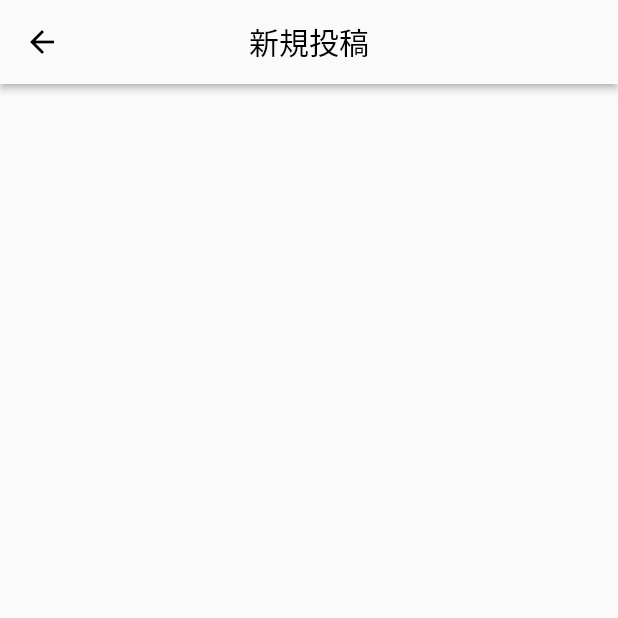
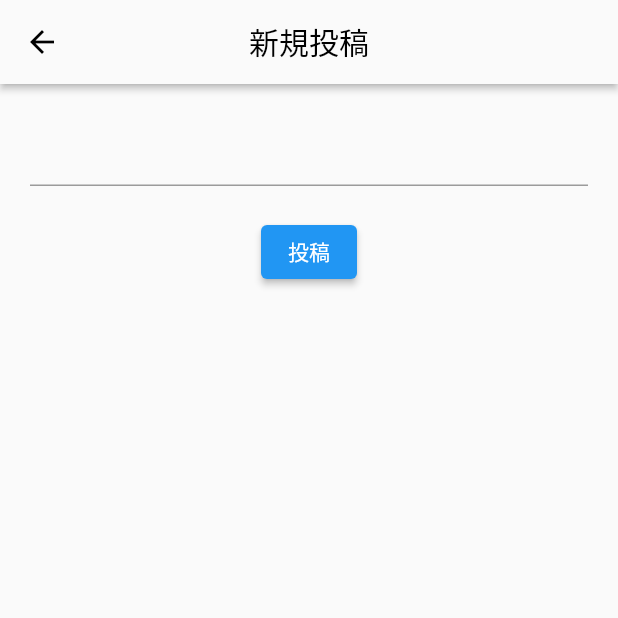
Before and after one commit to sayasurvey/flutter_toy, a Flutter app: the PostPage screen opened directly, on a phone screen of 412 x 824 dp, the top half of it. Run offline on Flutter 3.47's test engine with Material 2 defaults, Android fonts, the phone set to English and light mode, and no system bars; network calls fail.

Commit message:
投稿ページのUI part2

```diff
--- a/lib/view/time_line/post_page.dart
+++ b/lib/view/time_line/post_page.dart
@@ -18,6 +18,23 @@ class _PostPageState extends State<PostPage> {
         elevation: 2,
         iconTheme: const IconThemeData(color: Colors.black),
         ),
+        body: Padding(
+          padding: const EdgeInsets.all(20.0),
+          child: Column(
+            children: [
+              const TextField(
+
+              ),
+              const SizedBox(height: 20),
+              ElevatedButton(
+                  onPressed: () {
+
+                  },
+                  child: const Text('投稿'),
+              )
+            ],
+          ),
+        )
     );
   }
 }
```
